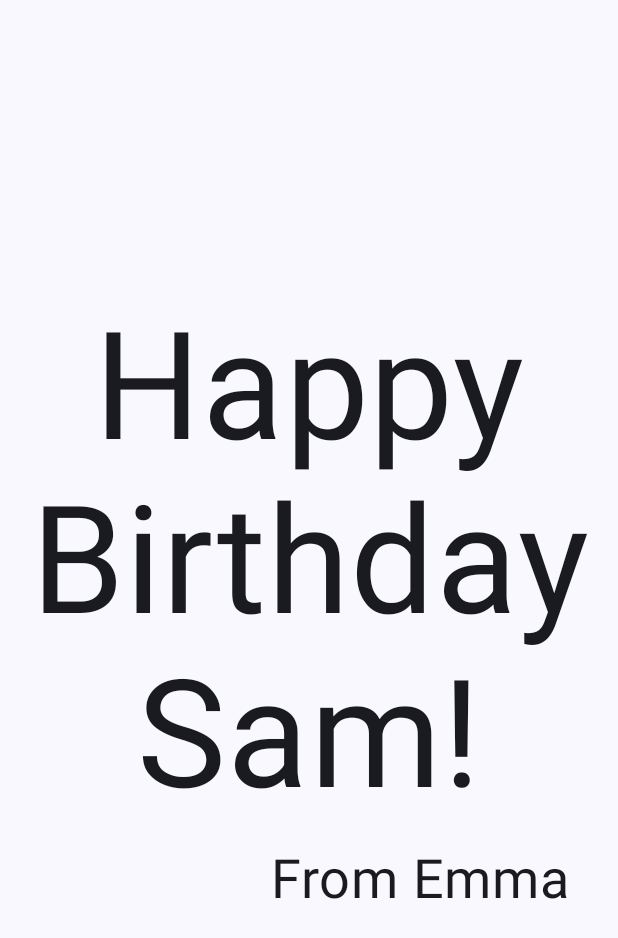
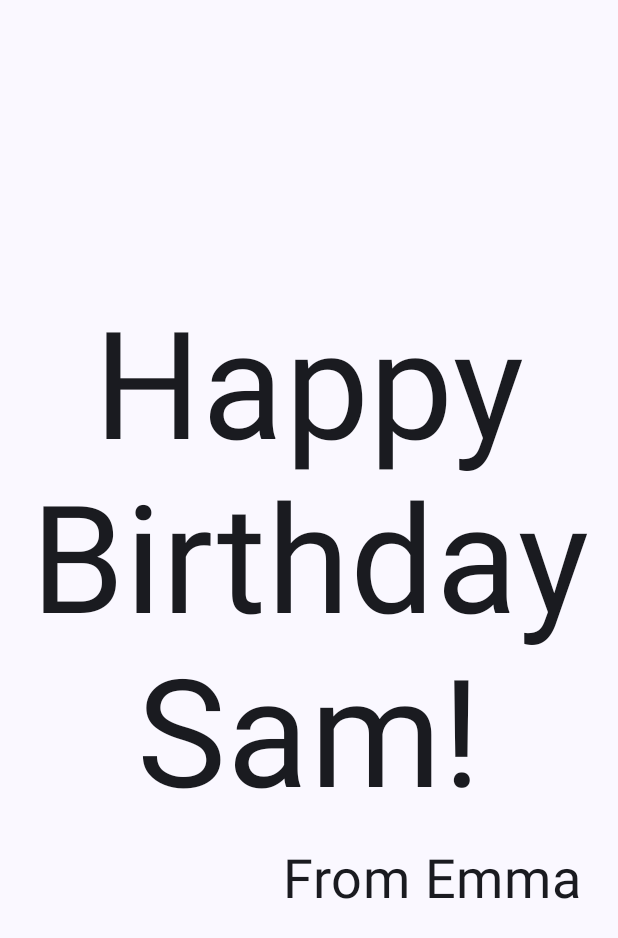
Before and after one commit to Darkgiant24/e-8INF865A2024_GC, an Android app built with Jetpack Compose: the screen it shows after launch (MainActivity), on a phone screen of 412 x 824 dp. Shown: the top 938 px of the screen. Run offline under Robolectric (Android 15) with nearby library versions, the phone set to English and light mode, and no system bars.

Commit message:
Ajout de la correction 10

```diff
--- a/app/src/main/java/com/example/happybirthday/MainActivity.kt
+++ b/app/src/main/java/com/example/happybirthday/MainActivity.kt
@@ -3,14 +3,11 @@ package com.example.happybirthday
 import android.os.Bundle
 import androidx.activity.ComponentActivity
 import androidx.activity.compose.setContent
-import androidx.activity.enableEdgeToEdge
 import androidx.compose.foundation.layout.Arrangement
 import androidx.compose.foundation.layout.Column
-import androidx.compose.foundation.layout.Row
 import androidx.compose.foundation.layout.fillMaxSize
 import androidx.compose.foundation.layout.padding
 import androidx.compose.material3.MaterialTheme
-import androidx.compose.material3.Scaffold
 import androidx.compose.material3.Surface
 import androidx.compose.material3.Text
 import androidx.compose.runtime.Composable
@@ -43,14 +40,11 @@ class MainActivity : ComponentActivity() {
     }
 }
 
-
-
 @Composable
 fun GreetingText(message: String, from: String, modifier: Modifier = Modifier) {
     Column(
-
         verticalArrangement = Arrangement.Center,
-        modifier = modifier.padding(8.dp)
+        modifier = modifier
     ) {
         Text(
             text = message,
@@ -67,6 +61,7 @@ fun GreetingText(message: String, from: String, modifier: Modifier = Modifier) {
         )
     }
 }
+
 @Preview(showBackground = true)
 @Composable
 fun BirthdayCardPreview() {
```
